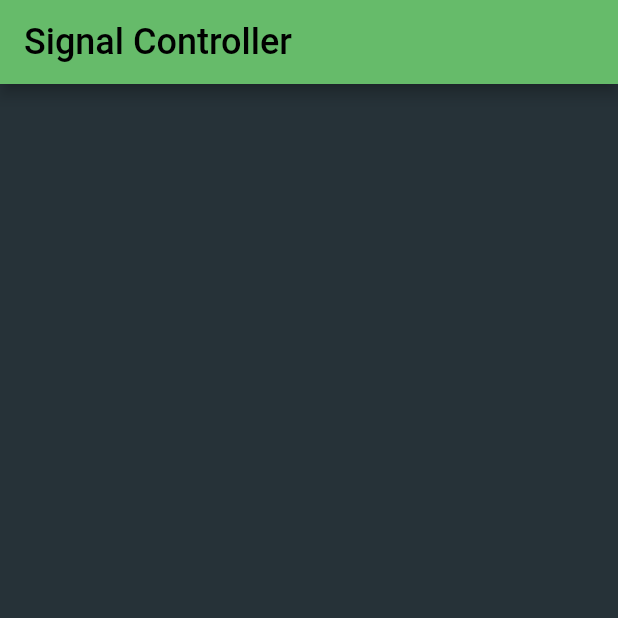
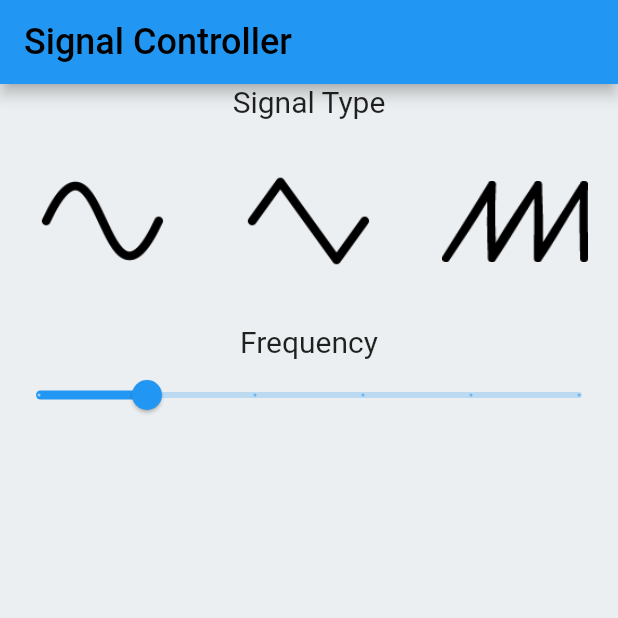
Before and after one commit to OmerMert/Smart-Signal-Generator, a Flutter app: the screen it shows after launch, on a phone screen of 412 x 824 dp, the top half of it. Run offline on Flutter 3.47's test engine with Material 2 defaults, Android fonts, the phone set to English and light mode, and no system bars.

Commit message:
Added Simple Signal Types and Frequency Slider

```diff
--- a/lib/main.dart
+++ b/lib/main.dart
@@ -11,9 +11,9 @@
   Widget build(BuildContext context) {
     return MaterialApp(
       home: Scaffold(
-        backgroundColor: Colors.blueGrey[900],
+        backgroundColor: Colors.blueGrey[50],
         appBar: AppBar(
-          backgroundColor: Colors.green[400],
+          backgroundColor: Colors.blue,
           title: Text(
             'Signal Controller',
             style: TextStyle(color: Colors.black, fontSize: 24),
@@ -30,8 +30,72 @@
 
   @override
   Widget build(BuildContext context) {
-    return Center(
-      child: Row(),
+    return Column(
+      children: [
+        Text('Signal Type', style: TextStyle(fontSize: 20 ),),
+        Buttons(),
+        Text('Frequency', style: TextStyle(fontSize: 20 ),),
+        MyStatefulWidget(),
+      ],
     );
   }
 }
+
+class Buttons extends StatelessWidget {
+  const Buttons({Key? key}) : super(key: key);
+
+  @override
+  Widget build(BuildContext context) {
+    return Row(
+      children: [
+        Expanded(
+          child: Padding(
+            padding: const EdgeInsets.all(12.0),
+            child: TextButton(
+                onPressed: () => {}, child: Image.asset('images/sine.png')),
+          ),
+        ),
+        Expanded(
+          child: Padding(
+            padding: const EdgeInsets.all(12.0),
+            child: TextButton(
+                onPressed: () => {}, child: Image.asset('images/triangle.png')),
+          ),
+        ),
+        Expanded(
+          child: Padding(
+            padding: const EdgeInsets.all(12.0),
+            child: TextButton(
+                onPressed: () => {}, child: Image.asset('images/sawtooth.png')),
+          ),
+        ),
+      ],
+    );
+  }
+}
+
+class MyStatefulWidget extends StatefulWidget {
+  const MyStatefulWidget({Key? key}) : super(key: key);
+
+  @override
+  State<MyStatefulWidget> createState() => _MyStatefulWidgetState();
+}
+
+class _MyStatefulWidgetState extends State<MyStatefulWidget> {
+  double _currentSliderValue = 20;
+
+  @override
+  Widget build(BuildContext context) {
+    return Slider(
+      value: _currentSliderValue,
+      max: 100,
+      divisions: 5,
+      label: _currentSliderValue.round().toString(),
+      onChanged: (double value) {
+        setState(() {
+          _currentSliderValue = value;
+        });
+      },
+    );
+  }
+}
```
Also changed, not shown: images/sawtooth.png (added), images/sine.png, images/triangle.png (added).
